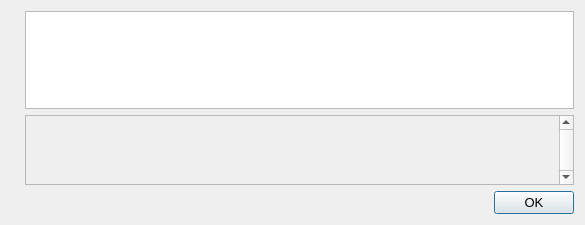
Old version of the form src/qt/forms/helpmessagedialog.ui in the repository TheArcadiaGroup/DAPS.
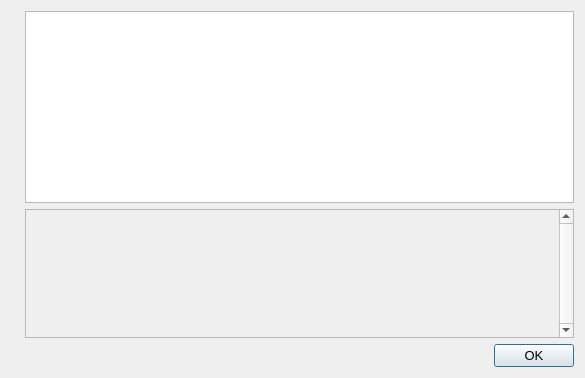
New version of the form. Icons and pictures are not drawn.

Commit message: Resize About screen to properly fit DAPS

```diff
--- a/src/qt/forms/helpmessagedialog.ui
+++ b/src/qt/forms/helpmessagedialog.ui
@@ -7,7 +7,7 @@
     <x>0</x>
     <y>0</y>
     <width>585</width>
-    <height>225</height>
+    <height>378</height>
    </rect>
   </property>
   <property name="font">
@@ -54,8 +54,8 @@
          <rect>
           <x>0</x>
           <y>0</y>
-          <width>447</width>
-          <height>68</height>
+          <width>476</width>
+          <height>128</height>
          </rect>
         </property>
         <layout class="QVBoxLayout" name="verticalLayout_2">
```
